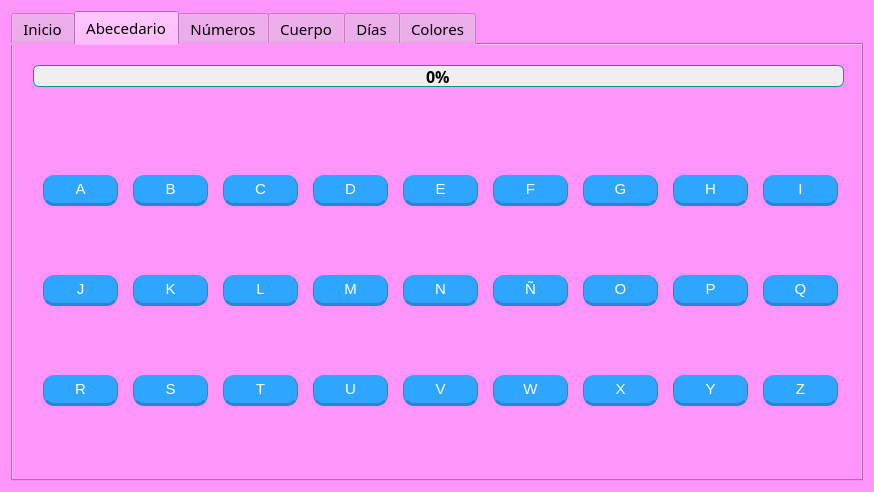
lulacuna16/TT-2021-A004, file IG4.ui: the form before one commit.
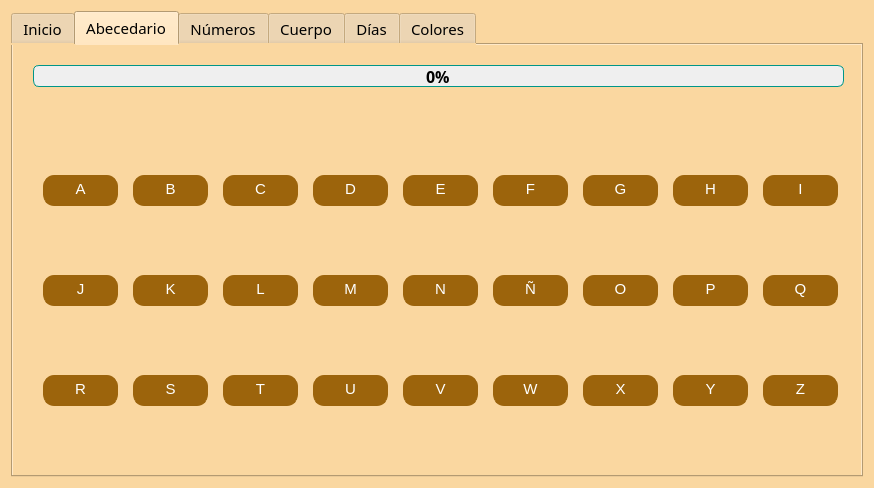
The form after the commit. The open tabs and pages were chosen to show the change. Icons and pictures are not drawn.

What changed in the file:
```diff
--- a/IG4.ui
+++ b/IG4.ui
@@ -7,7 +7,7 @@
     <x>0</x>
     <y>0</y>
     <width>874</width>
-    <height>492</height>
+    <height>488</height>
    </rect>
   </property>
   <property name="font">
@@ -20,7 +20,7 @@
   </property>
   <property name="styleSheet">
    <string notr="true">QWidget{
-	background-color: rgb(255, 149, 250);
+background-color: rgb(250, 215, 160);
 	
 	font-size: 15px;
 }</string>
@@ -153,13 +153,13 @@
         <property name="styleSheet">
          <string notr="true">QPushButton{
 color: rgb(255, 255, 255);
-	background-color: rgb(46, 165, 255);
+	background-color: rgb(156, 100, 12);
 	font: 12pt &quot;Segoe Print&quot;;
 	border-radius: 11px;
 	border:none;
-	border-left: 1px solid rgb(44, 131, 212);
-	border-right: 1px solid rgb(44, 131, 212);
-	border-bottom: 3px solid rgb(44, 131, 212);
+	border-left: 1px solid rgb(156, 100, 12);
+	border-right: 1px solid rgb(156, 100, 12);
+	border-bottom: 3px solid rgb(156, 100, 12);
 }
 QPushButton:hover{
 	background-color: rgb(14, 235, 255);
@@ -204,13 +204,13 @@
         <property name="styleSheet">
          <string notr="true">QPushButton{
 color: rgb(255, 255, 255);
-	background-color: rgb(46, 165, 255);
+	background-color: rgb(156, 100, 12);
 	font: 12pt &quot;Segoe Print&quot;;
 	border-radius: 11px;
 	border:none;
-	border-left: 1px solid rgb(44, 131, 212);
-	border-right: 1px solid rgb(44, 131, 212);
-	border-bottom: 3px solid rgb(44, 131, 212);
+	border-left: 1px solid rgb(156, 100, 12);
+	border-right: 1px solid rgb(156, 100, 12);
+	border-bottom: 3px solid rgb(156, 100, 12);
 }
 QPushButton:hover{
 	background-color: rgb(14, 235, 255);
@@ -252,13 +252,13 @@
         <property name="styleSheet">
          <string notr="true">QPushButton{
 color: rgb(255, 255, 255);
-	background-color: rgb(46, 165, 255);
+	background-color: rgb(156, 100, 12);
 	font: 12pt &quot;Segoe Print&quot;;
 	border-radius: 11px;
 	border:none;
-	border-left: 1px solid rgb(44, 131, 212);
-	border-right: 1px solid rgb(44, 131, 212);
-	border-bottom: 3px solid rgb(44, 131, 212);
+	border-left: 1px solid rgb(156, 100, 12);
+	border-right: 1px solid rgb(156, 100, 12);
+	border-bottom: 3px solid rgb(156, 100, 12);
 }
 QPushButton:hover{
 	background-color: rgb(14, 235, 255);
@@ -300,13 +300,13 @@
         <property name="styleSheet">
          <string notr="true">QPushButton{
 color: rgb(255, 255, 255);
-	background-color: rgb(46, 165, 255);
+	background-color: rgb(156, 100, 12);
 	font: 12pt &quot;Segoe Print&quot;;
 	border-radius: 11px;
 	border:none;
-	border-left: 1px solid rgb(44, 131, 212);
-	border-right: 1px solid rgb(44, 131, 212);
-	border-bottom: 3px solid rgb(44, 131, 212);
+	border-left: 1px solid rgb(156, 100, 12);
+	border-right: 1px solid rgb(156, 100, 12);
+	border-bottom: 3px solid rgb(156, 100, 12);
 }
 QPushButton:hover{
 	background-color: rgb(14, 235, 255);
@@ -348,13 +348,13 @@
         <property name="styleSheet">
          <string notr="true">QPushButton{
 color: rgb(255, 255, 255);
-	background-color: rgb(46, 165, 255);
+	background-color: rgb(156, 100, 12);
 	font: 12pt &quot;Segoe Print&quot;;
 	border-radius: 11px;
 	border:none;
-	border-left: 1px solid rgb(44, 131, 212);
-	border-right: 1px solid rgb(44, 131, 212);
-	border-bottom: 3px solid rgb(44, 131, 212);
+	border-left: 1px solid rgb(156, 100, 12);
+	border-right: 1px solid rgb(156, 100, 12);
+	border-bottom: 3px solid rgb(156, 100, 12);
 }
 QPushButton:hover{
 	background-color: rgb(14, 235, 255);
@@ -396,13 +396,13 @@
         <property name="styleSheet">
          <string notr="true">QPushButton{
 color: rgb(255, 255, 255);
-	background-color: rgb(46, 165, 255);
+	background-color: rgb(156, 100, 12);
 	font: 12pt &quot;Segoe Print&quot;;
 	border-radius: 11px;
 	border:none;
-	border-left: 1px solid rgb(44, 131, 212);
-	border-right: 1px solid rgb(44, 131, 212);
-	border-bottom: 3px solid rgb(44, 131, 212);
+	border-left: 1px solid rgb(156, 100, 12);
+	border-right: 1px solid rgb(156, 100, 12);
+	border-bottom: 3px solid rgb(156, 100, 12);
 }
 QPushButton:hover{
 	background-color: rgb(14, 235, 255);
@@ -444,13 +444,13 @@
         <property name="styleSheet">
          <string notr="true">QPushButton{
 color: rgb(255, 255, 255);
-	background-color: rgb(46, 165, 255);
+	background-color: rgb(156, 100, 12);
 	font: 12pt &quot;Segoe Print&quot;;
 	border-radius: 11px;
 	border:none;
-	border-left: 1px solid rgb(44, 131, 212);
-	border-right: 1px solid rgb(44, 131, 212);
-	border-bottom: 3px solid rgb(44, 131, 212);
+	border-left: 1px solid rgb(156, 100, 12);
+	border-right: 1px solid rgb(156, 100, 12);
+	border-bottom: 3px solid rgb(156, 100, 12);
 }
 QPushButton:hover{
 	background-color: rgb(14, 235, 255);
@@ -492,13 +492,13 @@
         <property name="styleSheet">
          <string notr="true">QPushButton{
 color: rgb(255, 255, 255);
-	background-color: rgb(46, 165, 255);
+	background-color: rgb(156, 100, 12);
 	font: 12pt &quot;Segoe Print&quot;;
 	border-radius: 11px;
 	border:none;
-	border-left: 1px solid rgb(44, 131, 212);
-	border-right: 1px solid rgb(44, 131, 212);
-	border-bottom: 3px solid rgb(44, 131, 212);
+	border-left: 1px solid rgb(156, 100, 12);
+	border-right: 1px solid rgb(156, 100, 12);
+	border-bottom: 3px solid rgb(156, 100, 12);
 }
 QPushButton:hover{
 	background-color: rgb(14, 235, 255);
@@ -512,8 +512,7 @@
 	border-right: 1px solid rgb(44, 131, 212);
 	border-top: 3px solid rgb(44, 131, 212);
 	border-bottomr: none;
-}
-</string>
+}</string>
         </property>
         <property name="text">
          <string>H</string>
@@ -541,13 +540,13 @@
         <property name="styleSheet">
          <string notr="true">QPushButton{
 color: rgb(255, 255, 255);
-	background-color: rgb(46, 165, 255);
+	background-color: rgb(156, 100, 12);
 	font: 12pt &quot;Segoe Print&quot;;
 	border-radius: 11px;
 	border:none;
-	border-left: 1px solid rgb(44, 131, 212);
-	border-right: 1px solid rgb(44, 131, 212);
-	border-bottom: 3px solid rgb(44, 131, 212);
+	border-left: 1px solid rgb(156, 100, 12);
+	border-right: 1px solid rgb(156, 100, 12);
+	border-bottom: 3px solid rgb(156, 100, 12);
 }
 QPushButton:hover{
 	background-color: rgb(14, 235, 255);
@@ -589,13 +588,13 @@
         <property name="styleSheet">
          <string notr="true">QPushButton{
 color: rgb(255, 255, 255);
-	background-color: rgb(46, 165, 255);
+	background-color: rgb(156, 100, 12);
 	font: 12pt &quot;Segoe Print&quot;;
 	border-radius: 11px;
 	border:none;
-	border-left: 1px solid rgb(44, 131, 212);
-	border-right: 1px solid rgb(44, 131, 212);
-	border-bottom: 3px solid rgb(44, 131, 212);
+	border-left: 1px solid rgb(156, 100, 12);
+	border-right: 1px solid rgb(156, 100, 12);
+	border-bottom: 3px solid rgb(156, 100, 12);
 }
 QPushButton:hover{
 	background-color: rgb(14, 235, 255);
@@ -637,13 +636,13 @@
         <property name="styleSheet">
          <string notr="true">QPushButton{
 color: rgb(255, 255, 255);
-	background-color: rgb(46, 165, 255);
+	background-color: rgb(156, 100, 12);
 	font: 12pt &quot;Segoe Print&quot;;
 	border-radius: 11px;
 	border:none;
-	border-left: 1px solid rgb(44, 131, 212);
-	border-right: 1px solid rgb(44, 131, 212);
-	border-bottom: 3px solid rgb(44, 131, 212);
+	border-left: 1px solid rgb(156, 100, 12);
+	border-right: 1px solid rgb(156, 100, 12);
+	border-bottom: 3px solid rgb(156, 100, 12);
 }
 QPushButton:hover{
 	background-color: rgb(14, 235, 255);
@@ -685,13 +684,13 @@
         <property name="styleSheet">
          <string notr="true">QPushButton{
 color: rgb(255, 255, 255);
-	background-color: rgb(46, 165, 255);
+	background-color: rgb(156, 100, 12);
 	font: 12pt &quot;Segoe Print&quot;;
 	border-radius: 11px;
 	border:none;
-	border-left: 1px solid rgb(44, 131, 212);
-	border-right: 1px solid rgb(44, 131, 212);
-	border-bottom: 3px solid rgb(44, 131, 212);
+	border-left: 1px solid rgb(156, 100, 12);
+	border-right: 1px solid rgb(156, 100, 12);
+	border-bottom: 3px solid rgb(156, 100, 12);
 }
 QPushButton:hover{
 	background-color: rgb(14, 235, 255);
@@ -733,13 +732,13 @@
         <property name="styleSheet">
          <string notr="true">QPushButton{
 color: rgb(255, 255, 255);
-	background-color: rgb(46, 165, 255);
+	background-color: rgb(156, 100, 12);
 	font: 12pt &quot;Segoe Print&quot;;
 	border-radius: 11px;
 	border:none;
-	border-left: 1px solid rgb(44, 131, 212);
-	border-right: 1px solid rgb(44, 131, 212);
-	border-bottom: 3px solid rgb(44, 131, 212);
+	border-left: 1px solid rgb(156, 100, 12);
+	border-right: 1px solid rgb(156, 100, 12);
+	border-bottom: 3px solid rgb(156, 100, 12);
 }
 QPushButton:hover{
 	background-color: rgb(14, 235, 255);
@@ -781,13 +780,13 @@
         <property name="styleSheet">
          <string notr="true">QPushButton{
 color: rgb(255, 255, 255);
-	background-color: rgb(46, 165, 255);
+	background-color: rgb(156, 100, 12);
 	font: 12pt &quot;Segoe Print&quot;;
 	border-radius: 11px;
 	border:none;
-	border-left: 1px solid rgb(44, 131, 212);
-	border-right: 1px solid rgb(44, 131, 212);
-	border-bottom: 3px solid rgb(44, 131, 212);
+	border-left: 1px solid rgb(156, 100, 12);
+	border-right: 1px solid rgb(156, 100, 12);
+	border-bottom: 3px solid rgb(156, 100, 12);
 }
 QPushButton:hover{
 	background-color: rgb(14, 235, 255);
@@ -829,13 +828,13 @@
         <property name="styleSheet">
          <string notr="true">QPushButton{
 color: rgb(255, 255, 255);
-	background-color: rgb(46, 165, 255);
+	background-color: rgb(156, 100, 12);
 	font: 12pt &quot;Segoe Print&quot;;
 	border-radius: 11px;
 	border:none;
-	border-left: 1px solid rgb(44, 131, 212);
-	border-right: 1px solid rgb(44, 131, 212);
-	border-bottom: 3px solid rgb(44, 131, 212);
+	border-left: 1px solid rgb(156, 100, 12);
+	border-right: 1px solid rgb(156, 100, 12);
+	border-bottom: 3px solid rgb(156, 100, 12);
 }
 QPushButton:hover{
 	background-color: rgb(14, 235, 255);
@@ -877,13 +876,13 @@
         <property name="styleSheet">
          <string notr="true">QPushButton{
 color: rgb(255, 255, 255);
-	background-color: rgb(46, 165, 255);
+	background-color: rgb(156, 100, 12);
 	font: 12pt &quot;Segoe Print&quot;;
 	border-radius: 11px;
 	border:none;
-	border-left: 1px solid rgb(44, 131, 212);
-	border-right: 1px solid rgb(44, 131, 212);
-	border-bottom: 3px solid rgb(44, 131, 212);
+	border-left: 1px solid rgb(156, 100, 12);
+	border-right: 1px solid rgb(156, 100, 12);
+	border-bottom: 3px solid rgb(156, 100, 12);
 }
 QPushButton:hover{
 	background-color: rgb(14, 235, 255);
@@ -925,13 +924,13 @@
         <property name="styleSheet">
          <string notr="true">QPushButton{
 color: rgb(255, 255, 255);
-	background-color: rgb(46, 165, 255);
+	background-color: rgb(156, 100, 12);
 	font: 12pt &quot;Segoe Print&quot;;
 	border-radius: 11px;
 	border:none;
-	border-left: 1px solid rgb(44, 131, 212);
-	border-right: 1px solid rgb(44, 131, 212);
-	border-bottom: 3px solid rgb(44, 131, 212);
+	border-left: 1px solid rgb(156, 100, 12);
+	border-right: 1px solid rgb(156, 100, 12);
+	border-bottom: 3px solid rgb(156, 100, 12);
 }
 QPushButton:hover{
 	background-color: rgb(14, 235, 255);
@@ -973,13 +972,13 @@
         <property name="styleSheet">
          <string notr="true">QPushButton{
 color: rgb(255, 255, 255);
-	background-color: rgb(46, 165, 255);
+	background-color: rgb(156, 100, 12);
 	font: 12pt &quot;Segoe Print&quot;;
 	border-radius: 11px;
 	border:none;
-	border-left: 1px solid rgb(44, 131, 212);
-	border-right: 1px solid rgb(44, 131, 212);
-	border-bottom: 3px solid rgb(44, 131, 212);
+	border-left: 1px solid rgb(156, 100, 12);
+	border-right: 1px solid rgb(156, 100, 12);
+	border-bottom: 3px solid rgb(156, 100, 12);
 }
 QPushButton:hover{
 	background-color: rgb(14, 235, 255);
@@ -1021,13 +1020,13 @@
         <property name="styleSheet">
          <string notr="true">QPushButton{
 color: rgb(255, 255, 255);
-	background-color: rgb(46, 165, 255);
+	background-color: rgb(156, 100, 12);
 	font: 12pt &quot;Segoe Print&quot;;
 	border-radius: 11px;
 	border:none;
-	border-left: 1px solid rgb(44, 131, 212);
-	border-right: 1px solid rgb(44, 131, 212);
-	border-bottom: 3px solid rgb(44, 131, 212);
+	border-left: 1px solid rgb(156, 100, 12);
+	border-right: 1px solid rgb(156, 100, 12);
+	border-bottom: 3px solid rgb(156, 100, 12);
 }
 QPushButton:hover{
 	background-color: rgb(14, 235, 255);
@@ -1069,13 +1068,13 @@
         <property name="styleSheet">
          <string notr="true">QPushButton{
 color: rgb(255, 255, 255);
-	background-color: rgb(46, 165, 255);
+	background-color: rgb(156, 100, 12);
 	font: 12pt &quot;Segoe Print&quot;;
 	border-radius: 11px;
 	border:none;
-	border-left: 1px solid rgb(44, 131, 212);
-	border-right: 1px solid rgb(44, 131, 212);
-	border-bottom: 3px solid rgb(44, 131, 212);
+	border-left: 1px solid rgb(156, 100, 12);
+	border-right: 1px solid rgb(156, 100, 12);
+	border-bottom: 3px solid rgb(156, 100, 12);
 }
 QPushButton:hover{
 	background-color: rgb(14, 235, 255);
@@ -1117,13 +1116,13 @@
         <property name="styleSheet">
          <string notr="true">QPushButton{
 color: rgb(255, 255, 255);
-	background-color: rgb(46, 165, 255);
+	background-color: rgb(156, 100, 12);
 	font: 12pt &quot;Segoe Print&quot;;
 	border-radius: 11px;
 	border:none;
-	border-left: 1px solid rgb(44, 131, 212);
-	border-right: 1px solid rgb(44, 131, 212);
-	border-bottom: 3px solid rgb(44, 131, 212);
+	border-left: 1px solid rgb(156, 100, 12);
+	border-right: 1px solid rgb(156, 100, 12);
+	border-bottom: 3px solid rgb(156, 100, 12);
 }
 QPushButton:hover{
 	background-color: rgb(14, 235, 255);
@@ -1165,13 +1164,13 @@
         <property name="styleSheet">
          <string notr="true">QPushButton{
 color: rgb(255, 255, 255);
-	background-color: rgb(46, 165, 255);
+	background-color: rgb(156, 100, 12);
 	font: 12pt &quot;Segoe Print&quot;;
 	border-radius: 11px;
 	border:none;
-	border-left: 1px solid rgb(44, 131, 212);
-	border-right: 1px solid rgb(44, 131, 212);
-	border-bottom: 3px solid rgb(44, 131, 212);
+	border-left: 1px solid rgb(156, 100, 12);
+	border-right: 1px solid rgb(156, 100, 12);
+	border-bottom: 3px solid rgb(156, 100, 12);
 }
 QPushButton:hover{
 	background-color: rgb(14, 235, 255);
@@ -1213,13 +1212,13 @@
         <property name="styleSheet">
          <string notr="true">QPushButton{
 color: rgb(255, 255, 255);
-	background-color: rgb(46, 165, 255);
+	background-color: rgb(156, 100, 12);
 	font: 12pt &quot;Segoe Print&quot;;
 	border-radius: 11px;
 	border:none;
-	border-left: 1px solid rgb(44, 131, 212);
-	border-right: 1px solid rgb(44, 131, 212);
-	border-bottom: 3px solid rgb(44, 131, 212);
+	border-left: 1px solid rgb(156, 100, 12);
+	border-right: 1px solid rgb(156, 100, 12);
+	border-bottom: 3px solid rgb(156, 100, 12);
 }
 QPushButton:hover{
 	background-color: rgb(14, 235, 255);
@@ -1261,13 +1260,13 @@
         <property name="styleSheet">
          <string notr="true">QPushButton{
 color: rgb(255, 255, 255);
-	background-color: rgb(46, 165, 255);
+	background-color: rgb(156, 100, 12);
 	font: 12pt &quot;Segoe Print&quot;;
 	border-radius: 11px;
 	border:none;
-	border-left: 1px solid rgb(44, 131, 212);
-	border-right: 1px solid rgb(44, 131, 212);
-	border-bottom: 3px solid rgb(44, 131, 212);
+	border-left: 1px solid rgb(156, 100, 12);
+	border-right: 1px solid rgb(156, 100, 12);
+	border-bottom: 3px solid rgb(156, 100, 12);
 }
 QPushButton:hover{
 	background-color: rgb(14, 235, 255);
@@ -1309,13 +1308,13 @@
         <property name="styleSheet">
          <string notr="true">QPushButton{
 color: rgb(255, 255, 255);
-	background-color: rgb(46, 165, 255);
+	background-color: rgb(156, 100, 12);
 	font: 12pt &quot;Segoe Print&quot;;
 	border-radius: 11px;
 	border:none;
-	border-left: 1px solid rgb(44, 131, 212);
-	border-right: 1px solid rgb(44, 131, 212);
-	border-bottom: 3px solid rgb(44, 131, 212);
+	border-left: 1px solid rgb(156, 100, 12);
+	border-right: 1px solid rgb(156, 100, 12);
+	border-bottom: 3px solid rgb(156, 100, 12);
 }
 QPushButton:hover{
 	background-color: rgb(14, 235, 255);
@@ -1357,13 +1356,13 @@
         <property name="styleSheet">
          <string notr="true">QPushButton{
 color: rgb(255, 255, 255);
-	background-color: rgb(46, 165, 255);
+	background-color: rgb(156, 100, 12);
 	font: 12pt &quot;Segoe Print&quot;;
 	border-radius: 11px;
 	border:none;
-	border-left: 1px solid rgb(44, 131, 212);
-	border-right: 1px solid rgb(44, 131, 212);
-	border-bottom: 3px solid rgb(44, 131, 212);
+	border-left: 1px solid rgb(156, 100, 12);
+	border-right: 1px solid rgb(156, 100, 12);
+	border-bottom: 3px solid rgb(156, 100, 12);
 }
 QPushButton:hover{
 	background-color: rgb(14, 235, 255);
@@ -1405,13 +1404,13 @@
         <property name="styleSheet">
          <string notr="true">QPushButton{
 color: rgb(255, 255, 255);
-	background-color: rgb(46, 165, 255);
+	background-color: rgb(156, 100, 12);
 	font: 12pt &quot;Segoe Print&quot;;
 	border-radius: 11px;
 	border:none;
-	border-left: 1px solid rgb(44, 131, 212);
-	border-right: 1px solid rgb(44, 131, 212);
-	border-bottom: 3px solid rgb(44, 131, 212);
+	border-left: 1px solid rgb(156, 100, 12);
+	border-right: 1px solid rgb(156, 100, 12);
+	border-bottom: 3px solid rgb(156, 100, 12);
 }
 QPushButton:hover{
 	background-color: rgb(14, 235, 255);
```
Left out of the diff: 1106 changed lines with no effect on the pictures.
